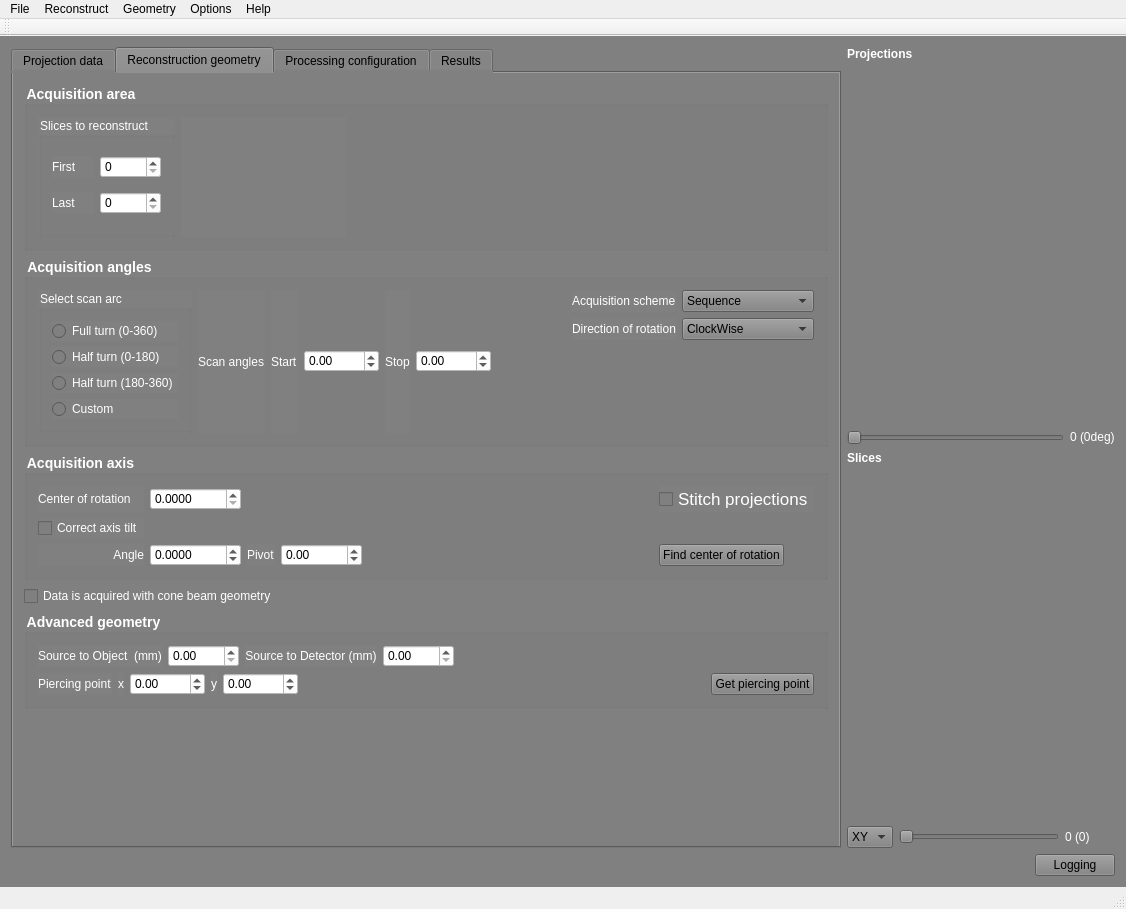
Qt form applications/muhrec3/src/muhrecmainwindow.ui (neutronimaging/imagingsuite) before a commit.
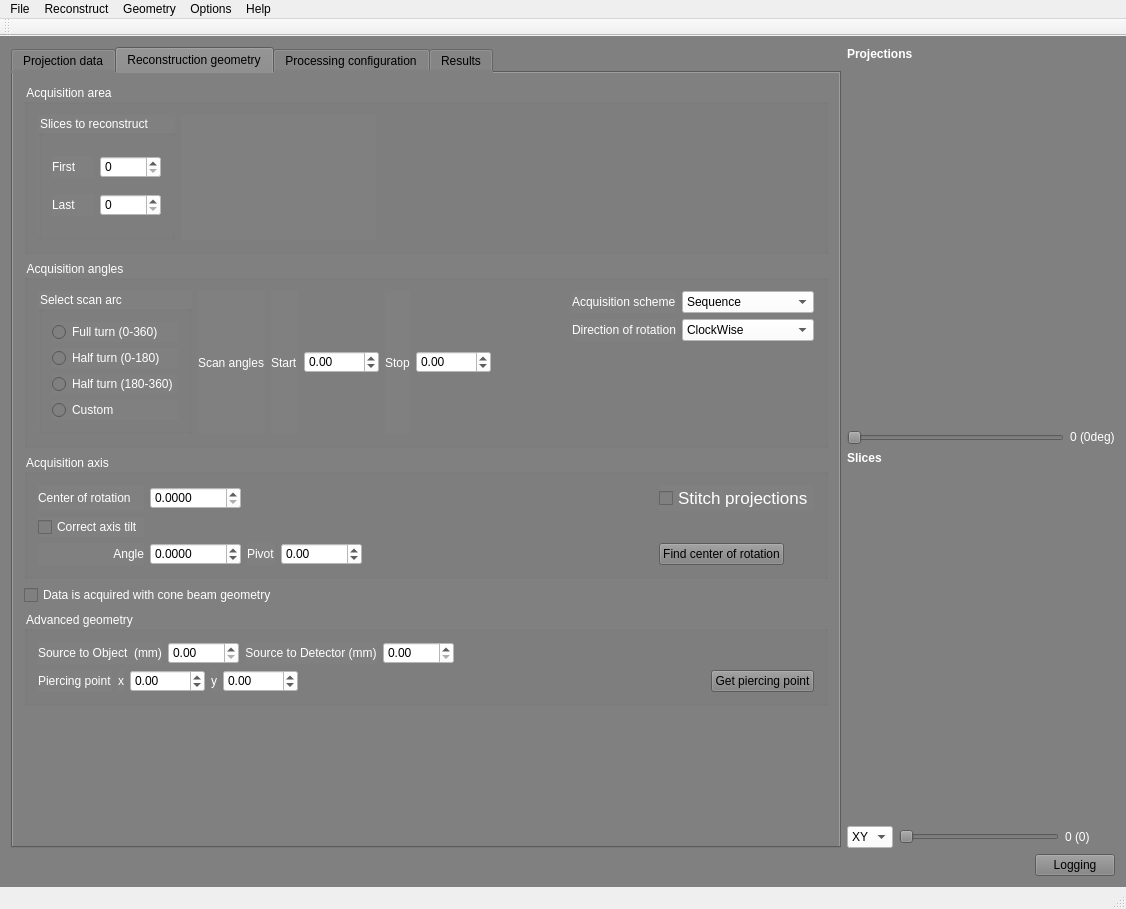
The same form after that commit. Custom widgets are drawn as their Qt base class.

```diff
--- a/applications/muhrec3/src/muhrecmainwindow.ui
+++ b/applications/muhrec3/src/muhrecmainwindow.ui
@@ -21,7 +21,8 @@
   </property>
   <widget class="QWidget" name="centralWidget">
    <property name="styleSheet">
-    <string notr="true">QWidget{background-color:gray} QDoubleSpinBox{background-color:white} QSpinBox{background-color:white} QLabel{color:#FFFFFF}QGroupBox{color:#FFFFFF}QRadioButton{color:white}QCheckBox{color:white}</string>
+    <string notr="true">QWidget{background-color:gray} QDoubleSpinBox{background-color:white} QSpinBox{background-color:white} QLabel{color:#FFFFFF}QGroupBox{color:#FFFFFF}QRadioButton{color:white}QCheckBox{color:white}
+QComboBox{border-color:#555555;background-color:white}</string>
    </property>
    <layout class="QVBoxLayout" name="verticalLayout_6">
     <item>
@@ -928,7 +929,7 @@
           <item>
            <widget class="QGroupBox" name="groupBox_AcquisitionArea">
             <property name="styleSheet">
-             <string notr="true">QGroupBox#groupBox_AcquisitionArea {font: bold 14px}</string>
+             <string notr="true">QGroupBox#groupBox_AcquisitionArea {font: bold 1.75em}</string>
             </property>
             <property name="title">
              <string>Acquisition area</string>
@@ -992,8 +993,8 @@
                 <widget class="QtAddons::uxROIWidget" name="widgetProjectionROI" native="true">
                  <property name="minimumSize">
                   <size>
-                   <width>165</width>
-                   <height>120</height>
+                   <width>195</width>
+                   <height>125</height>
                   </size>
                  </property>
                  <property name="toolTip">
@@ -1028,7 +1029,7 @@
              </size>
             </property>
             <property name="styleSheet">
-             <string notr="true">QGroupBox#groupBox_AcquisitionAngles {font: bold 14px}</string>
+             <string notr="true">QGroupBox#groupBox_AcquisitionAngles {font: bold 1.75em}</string>
             </property>
             <property name="title">
              <string>Acquisition angles</string>
@@ -1258,7 +1259,7 @@
           <item>
            <widget class="QGroupBox" name="groupBox_AcquisitionAxis">
             <property name="styleSheet">
-             <string notr="true">QGroupBox#groupBox_AcquisitionAxis {font: bold 14px}</string>
+             <string notr="true">QGroupBox#groupBox_AcquisitionAxis {font: bold 1.75em}</string>
             </property>
             <property name="title">
              <string>Acquisition axis</string>
@@ -1449,7 +1450,7 @@
           <item>
            <widget class="QGroupBox" name="groupBox_ConeBeamGeometry">
             <property name="styleSheet">
-             <string notr="true">QGroupBox#groupBox_ConeBeamGeometry {font: bold 14px}</string>
+             <string notr="true">QGroupBox#groupBox_ConeBeamGeometry {font: bold 1.75em}</string>
             </property>
             <property name="title">
              <string>Advanced geometry</string>
```
Left out of the diff: 12 changed lines with no effect on the pictures.
